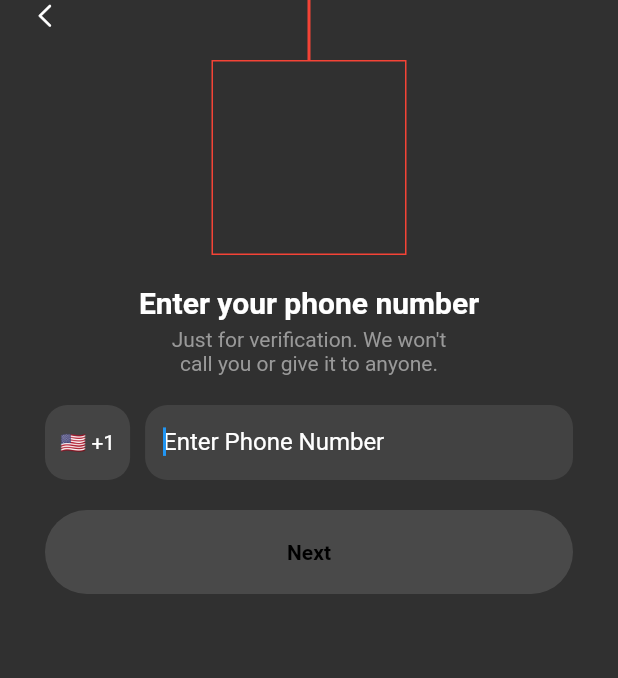
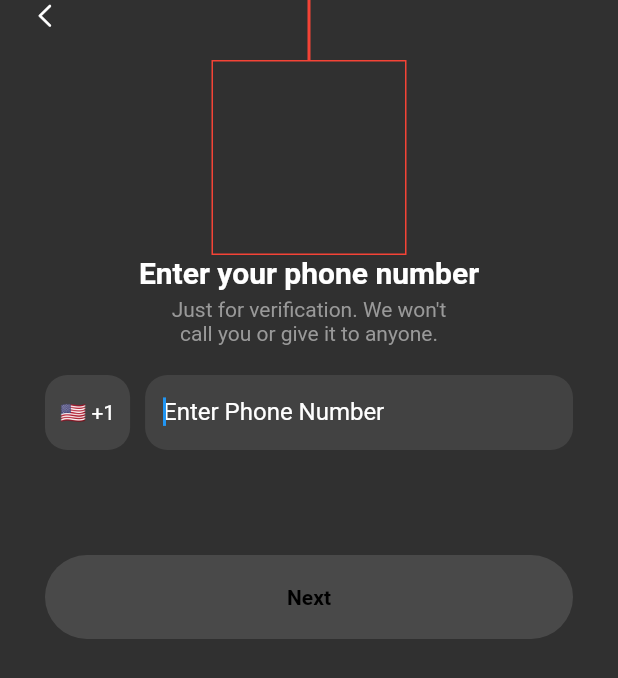
Before and after one commit to blakewood84/flutter-scratch1, a Flutter app: the screen it shows after launch, after a tap on "Enter", on a phone screen of 412 x 824 dp. Shown: the top 678 px of the screen. Run offline on Flutter 3.47's test engine with Material 2 defaults, Android fonts, the phone set to English and light mode, and no system bars; our stand-ins replace bloc, dartz, firebase_auth, firebase_core, flutter_bloc, freezed_annotation and 1 more; accounts and stored records are empty; statements that could not run were skipped.

Commit message:
Update auth flow to use PageView

```diff
--- a/lib/features/authentication/cubit/auth_cubit.dart
+++ b/lib/features/authentication/cubit/auth_cubit.dart
@@ -23,6 +23,7 @@ class AuthCubit extends Cubit<AuthState> {
   final IAuthRepository _authRepository;
   final phoneInputController = TextEditingController();
   final codeConfirmationController = TextEditingController();
+  final pageController = PageController();
   late final StreamSubscription codeSentSubscription;
 
   @override
@@ -73,7 +74,10 @@ class AuthCubit extends Cubit<AuthState> {
         '${state.phoneCode}${state.phoneNumber}',
       );
       response.fold(
-        (success) => null,
+        (success) => pageController.nextPage(
+          duration: const Duration(milliseconds: 500),
+          curve: Curves.easeInOut,
+        ),
         (error) {
           devtools.log('Cubit: Error verifying phone number.');
           // TODO: Emit Error Screen Dialog
--- a/lib/features/authentication/view/auth_view.dart
+++ b/lib/features/authentication/view/auth_view.dart
@@ -3,6 +3,8 @@ import 'package:flutter/material.dart';
 import 'package:flutter_bloc/flutter_bloc.dart';
 import 'package:scratch_one/constants/constants.dart' show kCountryOptions;
 import 'package:scratch_one/features/authentication/cubit/auth_cubit.dart';
+import 'package:scratch_one/features/authentication/widgets/confirmation.dart';
+import 'package:scratch_one/features/authentication/widgets/countdown_button.dart';
 
 class AuthView extends StatefulWidget {
   const AuthView({super.key});
@@ -13,6 +15,7 @@ class AuthView extends StatefulWidget {
 
 class _AuthViewState extends State<AuthView> {
   bool showPhoneAuth = false;
+  int index = 0;
 
   @override
   Widget build(BuildContext context) {
@@ -56,9 +59,19 @@ class _AuthViewState extends State<AuthView> {
                           ),
                         ),
                       ),
-
-                      if (showPhoneAuth) ...[
-                        const SizedBox(height: 20),
+                      if (showPhoneAuth)
+                        SizedBox(
+                          height: 200,
+                          child: PageView(
+                            controller: context.read<AuthCubit>().pageController,
+                            onPageChanged: (value) {
+                              setState(() {
+                                index = value;
+                              });
+                            },
+                            children: [
+                              Column(
+                                children: [
                                   const Text(
                                     'Enter your phone number',
                                     style: TextStyle(
@@ -80,8 +93,16 @@ class _AuthViewState extends State<AuthView> {
                                   ),
                                   const SizedBox(height: 20),
                                   const _PhoneNumberInput(),
-                        const SizedBox(height: 20),
-                        SizedBox(
+                                  const SizedBox(height: 10),
+                                ],
+                              ),
+                              const Confirmation(),
+                            ],
+                          ),
+                        ),
+                      if (showPhoneAuth)
+                        index == 0
+                            ? SizedBox(
                                 width: double.infinity,
                                 child: FilledButton(
                                   style: FilledButton.styleFrom(
@@ -96,16 +117,16 @@ class _AuthViewState extends State<AuthView> {
                                           context.read<AuthCubit>().verifyPhoneNumber();
                                         }
                                       : null,
-                            child: Text(
-                              !showPhoneAuth ? 'Enter' : 'Next',
-                              style: const TextStyle(
+                                  child: const Text(
+                                    'Next',
+                                    style: TextStyle(
                                       fontWeight: FontWeight.w700,
                                       color: Colors.black,
                                     ),
                                   ),
                                 ),
-                        ),
-                      ],
+                              )
+                            : const CountdownButton(),
                       const Spacer(),
                       if (!showPhoneAuth) ...[
                         Container(
@@ -146,54 +167,6 @@ class _AuthViewState extends State<AuthView> {
                           ),
                         ),
                       ],
-
-                      // if (!showPhoneAuth)
-                      //   Container(
-                      //     constraints: const BoxConstraints(
-                      //       maxWidth: 200,
-                      //     ),
-                      //     child: const Text(
-                      //       'Listen, share, and organize unreleased music',
-                      //       textAlign: TextAlign.center,
-                      //       style: TextStyle(
-                      //         fontWeight: FontWeight.w700,
-                      //       ),
-                      //     ),
-                      //   ),
-                      // const SizedBox(height: 10),
-                      // if (!showPhoneAuth)
-                      //   SizedBox(
-                      //     width: double.infinity,
-                      //     child: FilledButton(
-                      //       style: FilledButton.styleFrom(
-                      //         backgroundColor: Colors.white,
-                      //         foregroundColor: Colors.black,
-                      //         padding: const EdgeInsets.symmetric(
-                      //           vertical: 20,
-                      //         ),
-                      //       ),
-                      //       onPressed: () {
-                      //         setState(() {
-                      //           showPhoneAuth = true;
-                      //         });
-                      //       },
-                      //       child: Text(
-                      //         !showPhoneAuth ? 'Enter' : 'Next',
-                      //         style: const TextStyle(
-                      //           fontWeight: FontWeight.w700,
-                      //           color: Colors.black,
-                      //         ),
-                      //       ),
-                      //     ),
-                      //   ),
-                      // if (showPhoneAuth)
-                      //   Expanded(
-                      //     child: PageView(
-                      //       children: [
-
-                      //       ],
-                      //     ),
-                      //   ),
                       const SizedBox(height: 10)
                     ],
                   ),
```
Also changed, not shown: lib/features/authentication/widgets/confirmation.dart (+1 -92 lines), lib/features/authentication/widgets/countdown_button.dart (added, +83 -0 lines). Lines whose indentation alone changed are shown as unchanged.
